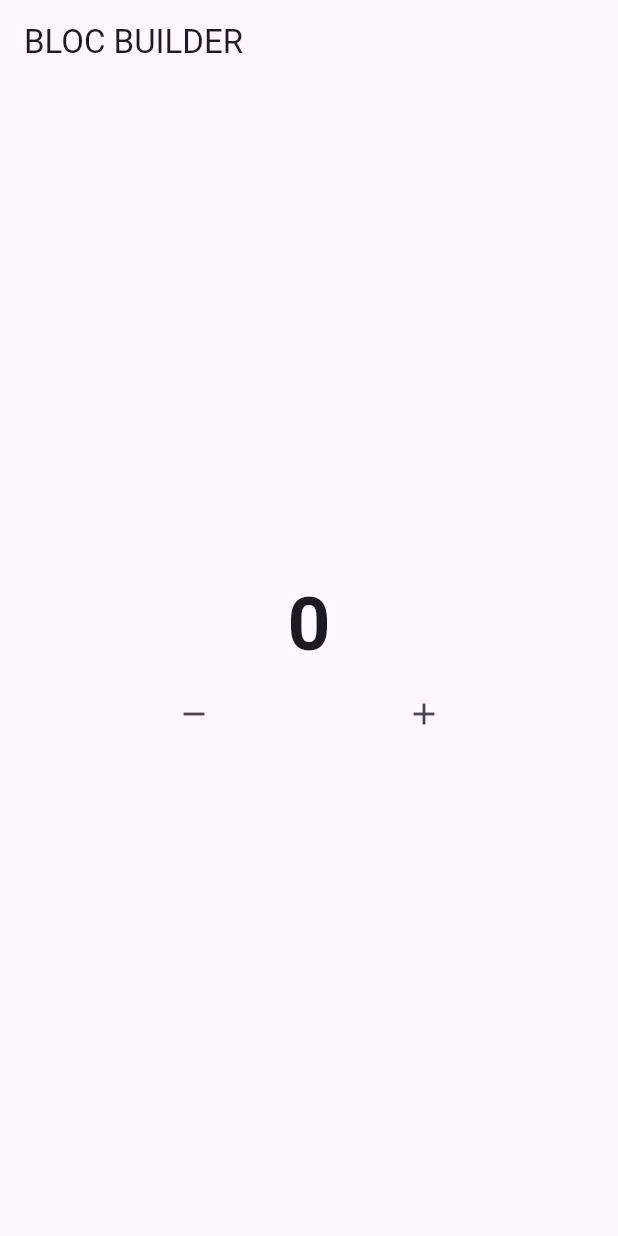
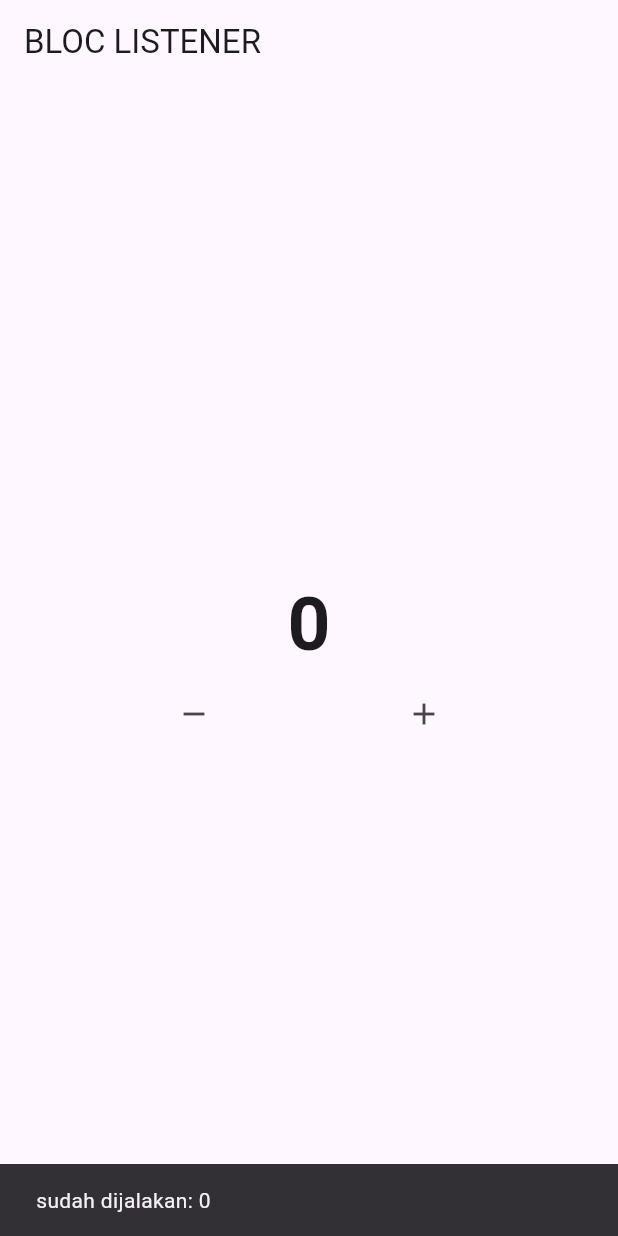
Before and after one commit to DoniiAdityaa/Bloc_Progres, a Flutter app: the screen it shows after launch, after a tap on the "remove" icon, after a tap on the "add" icon, on a phone screen of 412 x 824 dp. Run offline on Flutter 3.47's test engine with Material 3 defaults, Android fonts, the light colour scheme and no system bars; our stand-ins replace bloc, flutter_bloc.

Commit message:
Update belajar BLOC LISTENER, belajar BlocListenner bersamaan dengan ListWhen

```diff
--- a/lib/home_page.dart
+++ b/lib/home_page.dart
@@ -16,18 +16,28 @@ class _HomePageState extends State<HomePage> {
   @override
   Widget build(BuildContext context) {
     return Scaffold(
-      appBar: AppBar(title: Text('BLOC BUILDER')),
+      appBar: AppBar(title: Text('BLOC LISTENER')),
       body: Column(
         mainAxisAlignment: MainAxisAlignment.center,
         children: [
-          BlocBuilder<Counter, int>(
-            // buildWhen: (previous, current) {
-            //   if (current % 2 == 1) {
-            //     return true;
-            //   } else {
-            //     return false;
-            //   }
-            // },
+          BlocListener<Counter, int>(
+            bloc: bloccounter,
+            listener: (context, state) {
+              ScaffoldMessenger.of(context).showSnackBar(
+                SnackBar(
+                  duration: const Duration(seconds: 1),
+                  content: Text("sudah dijalakan: $state "),
+                ),
+              );
+            },
+            listenWhen: (previous, current) {
+              if (current % 2 == 0) {
+                return true;
+              } else {
+                return false;
+              }
+            },
+            child: BlocBuilder<Counter, int>(
               bloc: bloccounter,
               builder: (context, state) {
                 return Center(
@@ -40,6 +50,7 @@ class _HomePageState extends State<HomePage> {
                   ),
                 );
               },
+            ),
           ),
           Row(
             mainAxisAlignment: MainAxisAlignment.spaceEvenly,
```
Lines whose indentation alone changed are shown as unchanged.
